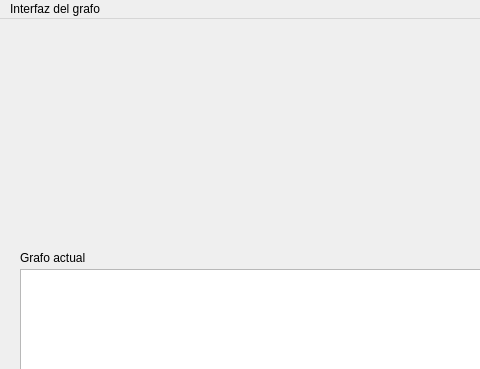
Before: the Qt Designer form TAREAQT/Cliente/mainwindow.ui in Heutlett/Tarea1, drawn with Qt 5; both pictures show x 0 to 480 and y 0 to 369 of the 1119 by 600 pixel window.
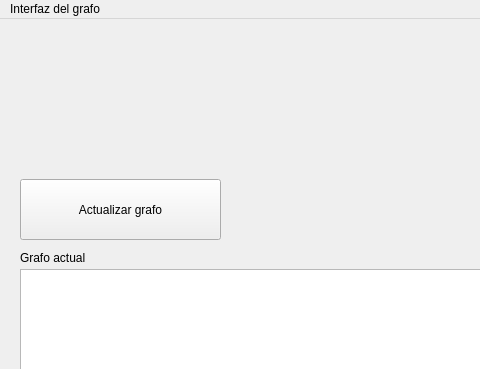
After: the same form once the commit is applied.

Patch:
```diff
--- a/TAREAQT/Cliente/mainwindow.ui
+++ b/TAREAQT/Cliente/mainwindow.ui
@@ -89,6 +89,19 @@
      </rect>
     </property>
    </widget>
+   <widget class="QPushButton" name="pushButton_2">
+    <property name="geometry">
+     <rect>
+      <x>20</x>
+      <y>160</y>
+      <width>201</width>
+      <height>61</height>
+     </rect>
+    </property>
+    <property name="text">
+     <string>Actualizar grafo</string>
+    </property>
+   </widget>
   </widget>
   <widget class="QMenuBar" name="menubar">
    <property name="geometry">
```
